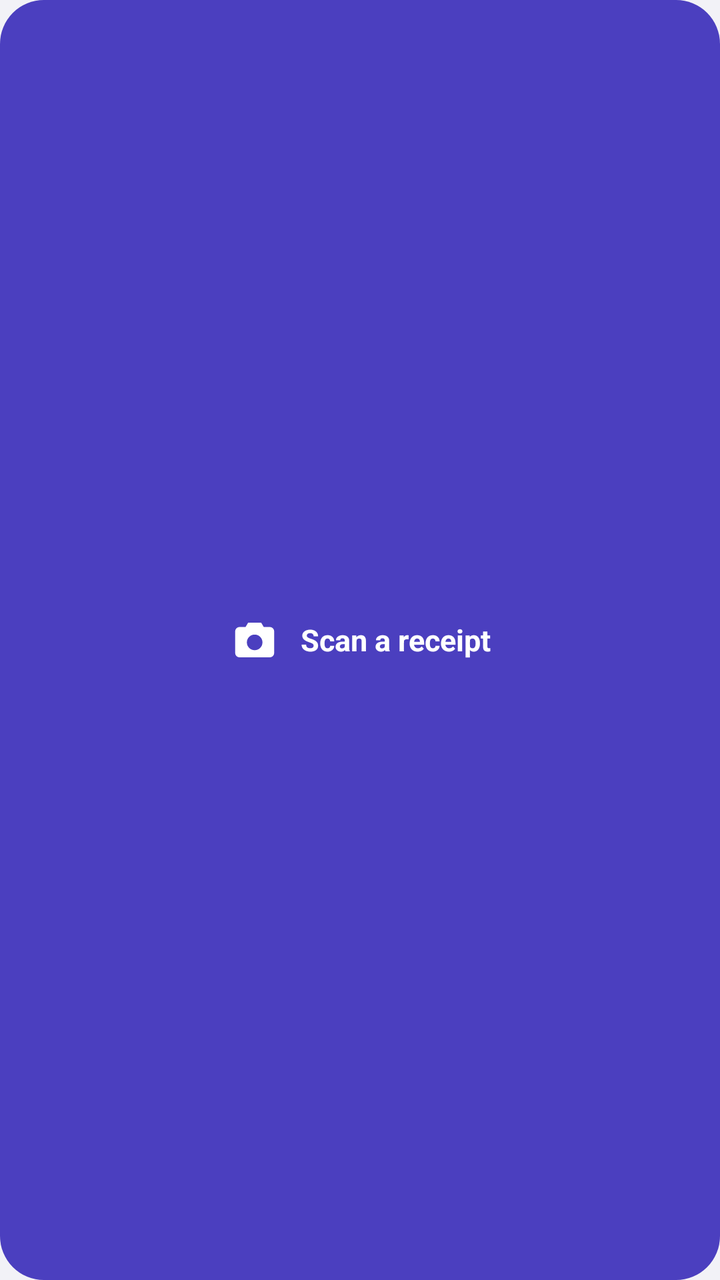
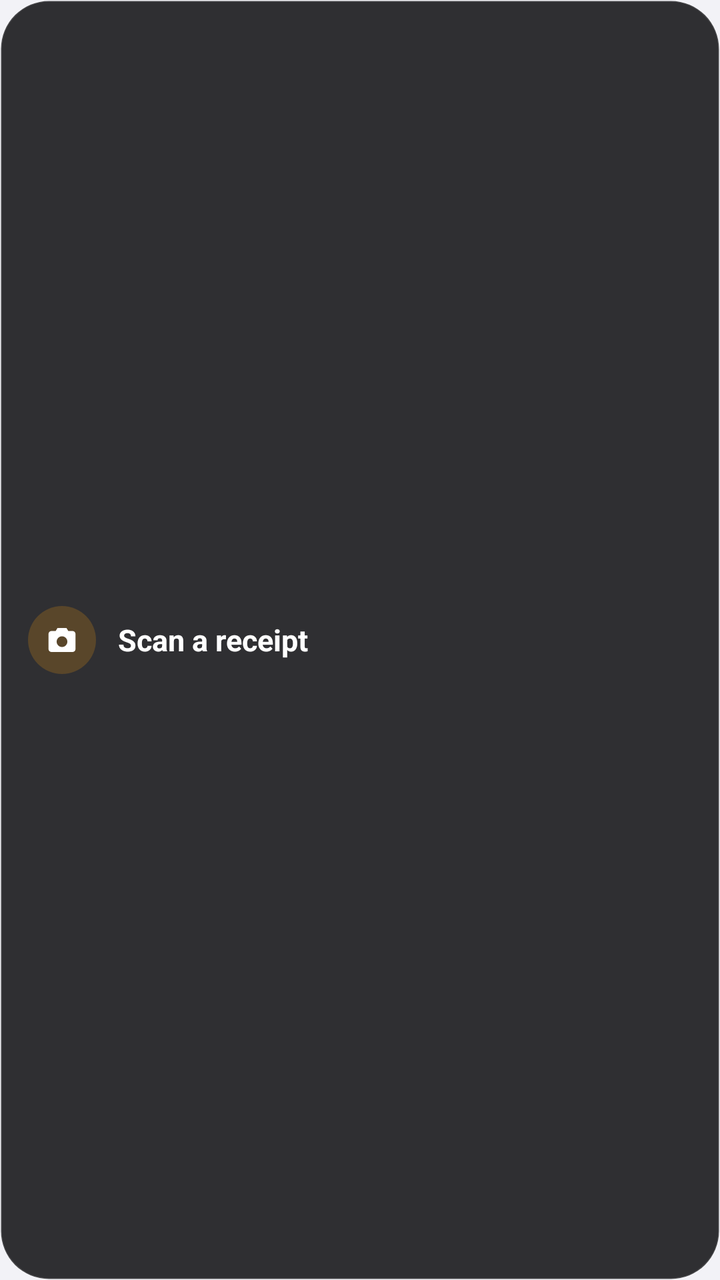

An Android layout rendered at two revisions. The XML below is the earlier revision; the diff shows what the commit changed to produce the second picture.
<!-- AndroidManifest.xml: application theme Theme.BasketBudget -->
<!-- res/layout/widget_scan.xml -->
<?xml version="1.0" encoding="utf-8"?>
<LinearLayout xmlns:android="http://schemas.android.com/apk/res/android"
    android:id="@+id/widget_root"
    android:layout_width="match_parent"
    android:layout_height="match_parent"
    android:background="@drawable/widget_bg"
    android:gravity="center"
    android:orientation="horizontal"
    android:paddingHorizontal="14dp"
    android:paddingVertical="10dp">

    <ImageView
        android:layout_width="26dp"
        android:layout_height="26dp"
        android:contentDescription="@null"
        android:src="@drawable/ic_scan" />

    <TextView
        android:layout_width="wrap_content"
        android:layout_height="wrap_content"
        android:layout_marginStart="10dp"
        android:maxLines="1"
        android:text="@string/widget_label"
        android:textColor="#FFFFFF"
        android:textSize="15sp"
        android:textStyle="bold" />
</LinearLayout>
<!-- resources referenced by this layout -->
<resources>
  <!-- drawable ic_scan (drawable) -->
  <vector xmlns:android="http://schemas.android.com/apk/res/android"
      android:width="24dp"
      android:height="24dp"
      android:viewportWidth="24"
      android:viewportHeight="24"
      android:tint="#FFFFFF">
      
      <path
          android:fillColor="#FFFFFF"
          android:pathData="M9,4 L15,4 L16.2,6 L19,6 A2,2 0 0,1 21,8 L21,18 A2,2 0 0,1 19,20 L5,20 A2,2 0 0,1 3,18 L3,8 A2,2 0 0,1 5,6 L7.8,6 Z M12,9.5 A3.6,3.6 0 1,0 12,16.7 A3.6,3.6 0 1,0 12,9.5 Z" />
  </vector>
  <!-- drawable widget_bg (drawable) -->
  <?xml version="1.0" encoding="utf-8"?>
  <shape xmlns:android="http://schemas.android.com/apk/res/android"
      android:shape="rectangle">
      <corners android:radius="22dp" />
      <solid android:color="@color/brand" />
  </shape>
  <string name="widget_label">Scan a receipt</string>
  <style name="Theme.BasketBudget" parent="android:Theme.Material.NoActionBar">
          <item name="android:windowBackground">@color/page_bg</item>
      </style>
  <color name="brand">#4B3FBF</color>
  <color name="page_bg">#F2F2F7</color>
</resources>

<!-- the commit's change to res/layout/widget_scan.xml (unified diff, before → after) -->
@@ -3,25 +3,29 @@
     android:id="@+id/widget_root"
     android:layout_width="match_parent"
     android:layout_height="match_parent"
-    android:background="@drawable/widget_bg"
-    android:gravity="center"
+    android:background="@drawable/widget_card"
+    android:gravity="center_vertical"
     android:orientation="horizontal"
     android:paddingHorizontal="14dp"
-    android:paddingVertical="10dp">
+    android:paddingVertical="12dp">
 
     <ImageView
-        android:layout_width="26dp"
-        android:layout_height="26dp"
+        android:layout_width="34dp"
+        android:layout_height="34dp"
+        android:background="@drawable/widget_chip_tint"
         android:contentDescription="@null"
+        android:padding="8dp"
         android:src="@drawable/ic_scan" />
 
     <TextView
-        android:layout_width="wrap_content"
+        android:layout_width="0dp"
         android:layout_height="wrap_content"
-        android:layout_marginStart="10dp"
-        android:maxLines="1"
+        android:layout_marginStart="11dp"
+        android:layout_weight="1"
+        android:ellipsize="end"
+        android:maxLines="2"
         android:text="@string/widget_label"
-        android:textColor="#FFFFFF"
+        android:textColor="@color/w_ink"
         android:textSize="15sp"
         android:textStyle="bold" />
 </LinearLayout>
<!-- resource entries referenced after the edit -->
@@ -1,5 +1,6 @@
 <!-- resources referenced by this layout -->
 <resources>
+  <color name="w_ink">#FFFFFFFF</color>
   <!-- drawable ic_scan (drawable) -->
   <vector xmlns:android="http://schemas.android.com/apk/res/android"
       android:width="24dp"
@@ -12,18 +13,25 @@
           android:fillColor="#FFFFFF"
           android:pathData="M9,4 L15,4 L16.2,6 L19,6 A2,2 0 0,1 21,8 L21,18 A2,2 0 0,1 19,20 L5,20 A2,2 0 0,1 3,18 L3,8 A2,2 0 0,1 5,6 L7.8,6 Z M12,9.5 A3.6,3.6 0 1,0 12,16.7 A3.6,3.6 0 1,0 12,9.5 Z" />
   </vector>
-  <!-- drawable widget_bg (drawable) -->
+  <!-- drawable widget_card (drawable) -->
   <?xml version="1.0" encoding="utf-8"?>
   <shape xmlns:android="http://schemas.android.com/apk/res/android"
       android:shape="rectangle">
-      <corners android:radius="22dp" />
-      <solid android:color="@color/brand" />
+      <corners android:radius="24dp" />
+      <solid android:color="@color/w_card" />
+      <stroke android:width="1dp" android:color="#1FFFFFFF" />
+  </shape>
+  <!-- drawable widget_chip_tint (drawable) -->
+  <?xml version="1.0" encoding="utf-8"?>
+  <shape xmlns:android="http://schemas.android.com/apk/res/android" android:shape="oval">
+      <solid android:color="@color/w_tint_soft" />
   </shape>
   <string name="widget_label">Scan a receipt</string>
   <style name="Theme.BasketBudget" parent="android:Theme.Material.NoActionBar">
           <item name="android:windowBackground">@color/page_bg</item>
       </style>
-  <color name="brand">#4B3FBF</color>
+  <color name="w_card">#D90E0E10</color>
+  <color name="w_tint_soft">#33FF9F0A</color>
   <color name="page_bg">#F2F2F7</color>
 </resources>
 
